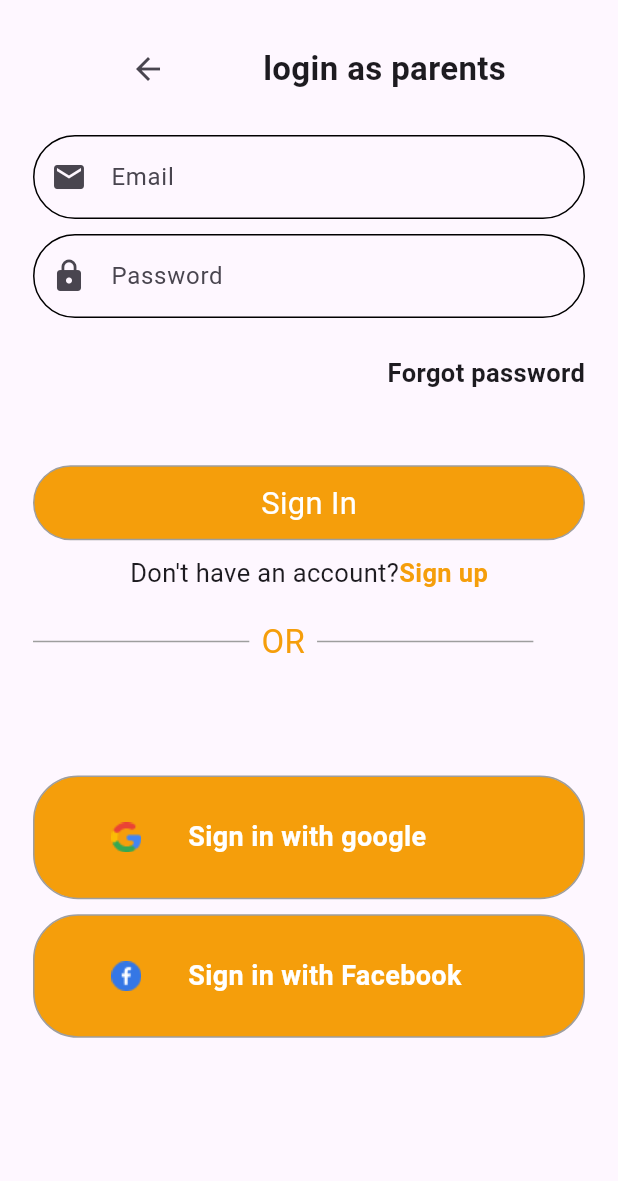
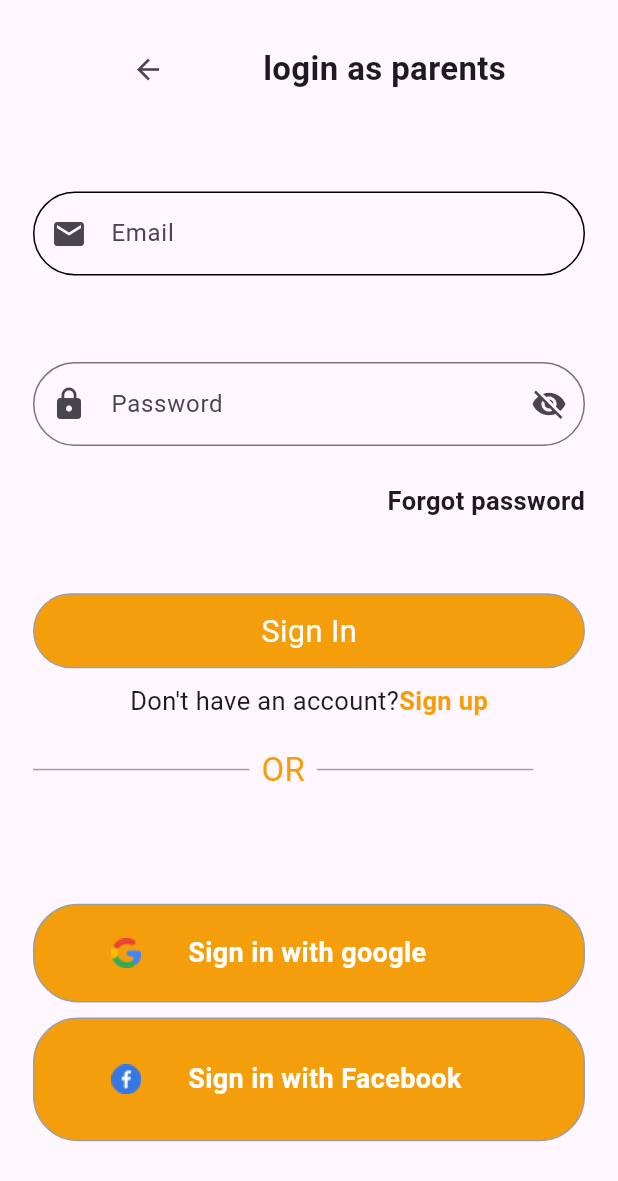
Before and after one commit to 3bdulrahmanMahmoud/graduate, a Flutter app: the screen it shows after launch, after a tap on "Skip", after a tap on "login as parent", on a phone screen of 412 x 824 dp. Shown: the top 1181 px of the screen. Run offline on Flutter 3.47's test engine with Material 3 defaults, Android fonts, the phone set to English and light mode, and no system bars; our stand-ins replace animated_splash_screen, bloc, curved_navigation_bar, dio, flutter_bloc, google_sign_in and 3 more; network calls fail.

Commit message:
compelete the sign in as parent

```diff
--- a/lib/core/cashe/cashe_helper.dart
+++ b/lib/core/cashe/cashe_helper.dart
@@ -33,12 +33,12 @@ class casheHelper {
   Future<bool> removeData({required String key}) async {
     return await sharedPreferences.remove(key);
   }
-   Future<bool> containsKey({required String key}) async {
+
+  Future<bool> containsKey({required String key}) async {
     return await sharedPreferences.containsKey(key);
   }
 
   Future<bool> clearData({required String key}) async {
     return await sharedPreferences.clear();
   }
-
 }
--- a/lib/cubit/User_state.dart
+++ b/lib/cubit/User_state.dart
@@ -30,3 +30,14 @@ final class SignUpFailuer extends LoginState {
 
   SignUpFailuer({required this.errMessage});
 }
+
+
+final class SignoutInitial extends LoginState {}
+
+final class SignOutSuccess extends LoginState {}
+final class SignOutLoading extends LoginState {}
+final class SignOutFailuer extends LoginState {
+  final String errMessage;
+
+  SignOutFailuer({required this.errMessage});
+}
--- a/lib/main.dart
+++ b/lib/main.dart
@@ -22,6 +22,7 @@ import 'package:incubtor/pages/Visiting/Visiting_Parent_Page.dart';
 import 'package:incubtor/pages/Welcome/WelcomePage.dart';
 import 'package:incubtor/pages/search/SearchParentPage.dart';
 import 'package:incubtor/pages/splash/splash_screen.dart';
+import 'package:incubtor/services/check_View.dart';
 
 void main() async {
   WidgetsFlutterBinding.ensureInitialized();
@@ -56,9 +57,10 @@ class GradutionProject extends StatelessWidget {
           'sign_in': (context) => SigninView(),
           'register': (context) => RegisterPage(),
           "search_parent_page":(context) => SearchParentPage(),
+          'splashScreen':(context) => SplashScreen()
         },
         debugShowCheckedModeBanner: false,
-        home:  SplashScreen(),
+        home:const  Auth(),
       ),
     );
   }
--- a/lib/pages/Login/Sign_In_view.dart
+++ b/lib/pages/Login/Sign_In_view.dart
@@ -2,6 +2,7 @@
 
 import 'package:flutter/material.dart';
 import 'package:flutter_bloc/flutter_bloc.dart';
+import 'package:incubtor/core/cashe/cashe_helper.dart';
 import 'package:incubtor/cubit/User_cubit.dart';
 import 'package:incubtor/pages/Login/signInBody.dart';
 
@@ -16,11 +17,13 @@ class SigninView extends StatelessWidget {
     return BlocConsumer<LoginCubit, LoginState>(
       listener: (context, state) {
         if (state is SignInSuccess) {
+          casheHelper().saveData(key: "isLogin", value: true);
           ScaffoldMessenger.of(context).showSnackBar(
             const SnackBar(
               content: Text('success'),
             ),
           );
+
           Navigator.pushReplacementNamed(context, 'homeParentPage');
         } else if (state is SignInFailuer) {
           ScaffoldMessenger.of(context).showSnackBar(
@@ -31,7 +34,7 @@ class SigninView extends StatelessWidget {
         }
       },
       builder: (context, state) {
-        return const Scaffold(
+        return  Scaffold(
           body: LoginBody(),
         );
       },
--- a/lib/pages/Login/signInBody.dart
+++ b/lib/pages/Login/signInBody.dart
@@ -7,11 +7,18 @@ import 'package:incubtor/widgets/Login_Field.dart';
 import 'package:incubtor/widgets/Add_And_delete_case_button.dart';
 import 'package:incubtor/widgets/signCaseButton.dart';
 
-class LoginBody extends StatelessWidget {
-  const LoginBody({
+class LoginBody extends StatefulWidget {
+  LoginBody({
     super.key,
   });
 
+  @override
+  State<LoginBody> createState() => _LoginBodyState();
+}
+
+bool _showPassword = false;
+
+class _LoginBodyState extends State<LoginBody> {
   @override
   Widget build(BuildContext context) {
     return Padding(
@@ -22,7 +29,14 @@ class LoginBody extends StatelessWidget {
           Row(
             mainAxisAlignment: MainAxisAlignment.spaceEvenly,
             children: [
-              const BackButton(),
+              IconButton(
+                  onPressed: () {
+                    Navigator.pushReplacementNamed(context, "loginPage");
+                  },
+                  icon:const Icon(
+                    Icons.arrow_back,
+                    size: 22,
+                  )),
               const Text(
                 'login as parents',
                 style: TextStyle(fontSize: 22, fontWeight: FontWeight.bold),
@@ -30,8 +44,8 @@ class LoginBody extends StatelessWidget {
             ],
           ),
 
-          SizedBox(
-            height: 20,
+           SizedBox(
+            height: MediaQuery.sizeOf(context).height*.07,
           ),
 
           SizedBox(
@@ -43,15 +57,26 @@ class LoginBody extends StatelessWidget {
             ),
           ),
           SizedBox(
-            height: 10,
+            height: MediaQuery.sizeOf(context).height*.07,
           ),
 
-          SizedBox(
-            width: 200,
-            child: LOgInField(
-              mycontroler: SignInpassword,
-              icon: const Icon(Icons.lock),
-              text: 'Password',
+          TextField(
+            controller: SignInpassword,
+            obscureText: !_showPassword,
+            decoration: InputDecoration(
+              hintText: "Password",
+              prefixIcon: Icon(Icons.lock),
+              border: OutlineInputBorder(
+                  borderRadius: BorderRadius.circular(32),
+                  borderSide: const BorderSide(color: Colors.black)),
+              suffixIcon: IconButton(
+                  icon: Icon(
+                      _showPassword ? Icons.visibility : Icons.visibility_off),
+                  onPressed: () {
+                    setState(() {
+                      _showPassword = !_showPassword;
+                    });
+                  }),
             ),
           ),
           SizedBox(
@@ -136,7 +161,7 @@ class LoginBody extends StatelessWidget {
 
           SizedBox(
             width: 350,
-            height: MediaQuery.sizeOf(context).height * .1,
+            height: MediaQuery.sizeOf(context).height * .08,
             child: InkWell(
               child: signInCaseButton(
                   color: color_buttons,
--- /dev/null
+++ b/lib/services/check_View.dart
@@ -0,0 +1,30 @@
+import 'package:flutter/material.dart';
+import 'package:incubtor/core/cashe/cashe_helper.dart';
+import 'package:incubtor/pages/splash/splash_screen.dart';
+
+class Auth extends StatefulWidget {
+  const Auth({super.key});
+
+  @override
+  State<Auth> createState() => _AuthState();
+}
+
+class _AuthState extends State<Auth> {
+  @override
+  void initState() {
+    super.initState();
+    check();
+  }
+
+  Future<void> check() async {
+    var isloggedin = await casheHelper().getData(key: 'isLogin');
+    if (isloggedin) {
+      Navigator.pushReplacementNamed(context, 'homeParentPage');
+    }
+  }
+
+  @override
+  Widget build(BuildContext context) {
+    return SplashScreen();
+  }
+}
```
Also changed, not shown: lib/cubit/User_cubit.dart (+13 -0 lines), lib/pages/Profiles/profilePage.dart (+36 -4 lines), lib/pages/Profiles/profile_Parent_Page.dart (+33 -3 lines).
